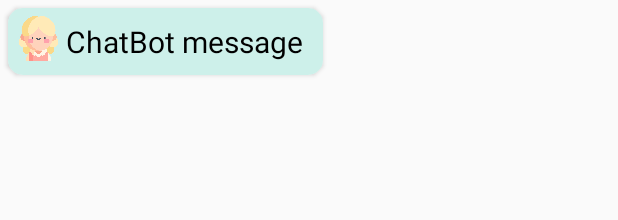
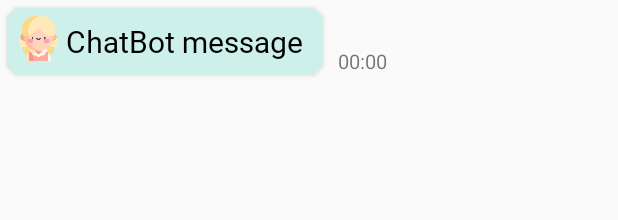
Before and after one commit to Midstart/Midstart_repo, an Android app: the layout bot_msg_rv_item.xml on its own in the app's theme, with its tools: preview values and no code run, on a phone screen of 412 x 824 dp. Shown: the top 220 px of the screen. Run offline under Robolectric (Android 15) with nearby library versions, the phone set to English and light mode, and no system bars.

Commit message:
채팅화면에 시간 추가

```diff
--- a/app/src/main/java/com/example/midstart/ChatBotActivity.java
+++ b/app/src/main/java/com/example/midstart/ChatBotActivity.java
@@ -8,6 +8,7 @@ import android.os.Bundle;
 import android.util.Log;
 import android.view.View;
 import android.widget.EditText;
+import android.widget.TextView;
 import android.widget.Toast;
 
 import com.google.android.material.floatingactionbutton.FloatingActionButton;
@@ -28,6 +29,8 @@ public class ChatBotActivity extends AppCompatActivity {
     private final String USER_KEY = "user";
     private ArrayList<ChatsModal> chatsModalArrayList;
     private ChatRVAdapter chatRVAdapter;
+
+    private TextView bot_time;
 
     @Override
     protected void onCreate(Bundle savedInstanceState) {
--- a/app/src/main/res/layout/activity_main.xml
+++ b/app/src/main/res/layout/activity_main.xml
@@ -108,6 +108,7 @@
                 android:id="@+id/cardview_container"
                 android:layout_width="match_parent"
                 android:layout_height="match_parent"
+                android:elevation="5dp"
                 android:background="@drawable/customborder">
 
                 <ImageView
--- a/app/src/main/res/layout/bot_msg_rv_item.xml
+++ b/app/src/main/res/layout/bot_msg_rv_item.xml
@@ -1,37 +1,62 @@
 <?xml version="1.0" encoding="utf-8"?>
-<androidx.cardview.widget.CardView xmlns:android="http://schemas.android.com/apk/res/android"
+
+<androidx.constraintlayout.widget.ConstraintLayout
+    xmlns:android="http://schemas.android.com/apk/res/android"
+    xmlns:app="http://schemas.android.com/apk/res-auto"
+    xmlns:tools="http://schemas.android.com/tools"
+    android:layout_width="match_parent"
+    android:layout_height="wrap_content">
+
+    <androidx.cardview.widget.CardView
+        android:id="@+id/cardView7"
         android:layout_width="wrap_content"
         android:layout_height="wrap_content"
-    xmlns:app="http://schemas.android.com/apk/res-auto"
         android:layout_gravity="start"
         android:layout_margin="5dp"
         android:elevation="8dp"
-    app:cardCornerRadius="10dp">
+        app:cardCornerRadius="10dp"
+        app:layout_constraintBottom_toBottomOf="parent"
+        app:layout_constraintStart_toStartOf="parent"
+        app:layout_constraintTop_toTopOf="parent">
 
         <LinearLayout
             android:layout_width="wrap_content"
             android:layout_height="wrap_content"
             android:background="#CDF0EA"
             android:orientation="horizontal">
+
             <ImageView
                 android:layout_width="30dp"
                 android:layout_height="30dp"
-            android:src="@drawable/mini"
                 android:layout_marginVertical="5dp"
-            android:layout_marginLeft="5dp"/>
+                android:layout_marginLeft="5dp"
+                android:src="@drawable/mini" />
 
             <TextView
+                android:fontFamily="@font/cafe24oneprettynight"
+                android:id="@+id/idTVBot"
                 android:layout_width="match_parent"
                 android:layout_height="wrap_content"
-            android:id="@+id/idTVBot"
                 android:layout_gravity="center"
+                android:layout_marginVertical="5dp"
                 android:layout_marginRight="10dp"
-            android:layout_marginVertical="5dp"
+                android:padding="3dp"
                 android:text="ChatBot message"
-            android:textSize="20dp"
-            android:padding="3dp"
-            android:textColor="@color/black"/>
+                android:textColor="@color/black"
+                android:textSize="20dp" />
 
         </LinearLayout>
 
     </androidx.cardview.widget.CardView>
+
+    <TextView
+        android:id="@+id/botTime"
+        android:layout_width="wrap_content"
+        android:layout_height="wrap_content"
+        android:text="00:00"
+        android:textSize="13dp"
+        android:layout_marginBottom="5dp"
+        android:layout_marginLeft="10dp"
+        app:layout_constraintBottom_toBottomOf="parent"
+        app:layout_constraintStart_toEndOf="@+id/cardView7" />
+</androidx.constraintlayout.widget.ConstraintLayout>
```
Also changed, not shown: app/src/main/java/com/example/midstart/ChatRVAdapter.java (+12 -0 lines), app/src/main/res/layout/user_msg_rv_item.xml (+29 -11 lines). Lines whose indentation alone changed are shown as unchanged.
